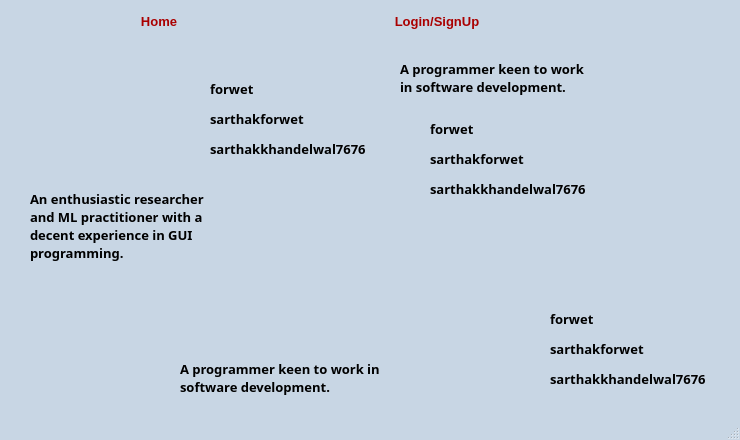
Old version of the form DevInfo.ui in the repository sarthakforwet/Attendance-Record-Management-System.
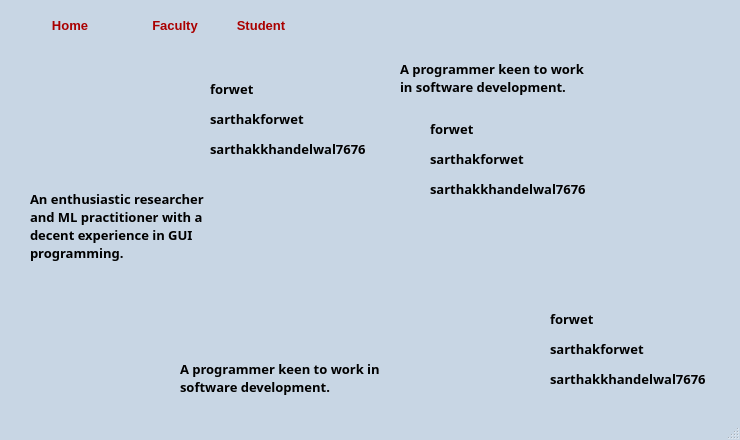
New version of the form. Icons and pictures are not drawn.

```diff
--- a/DevInfo.ui
+++ b/DevInfo.ui
@@ -78,215 +78,6 @@
    <string>MainWindow</string>
   </property>
   <widget class="QWidget" name="centralwidget">
-   <widget class="QPushButton" name="login_signUp">
-    <property name="geometry">
-     <rect>
-      <x>337</x>
-      <y>9</y>
-      <width>200</width>
-      <height>24</height>
-     </rect>
-    </property>
-    <property name="palette">
-     <palette>
-      <active>
-       <colorrole role="WindowText">
-        <brush brushstyle="SolidPattern">
-         <color alpha="255">
-          <red>170</red>
-          <green>0</green>
-          <blue>0</blue>
-         </color>
-        </brush>
-       </colorrole>
-       <colorrole role="Text">
-        <brush brushstyle="SolidPattern">
-         <color alpha="255">
-          <red>170</red>
-          <green>0</green>
-          <blue>0</blue>
-         </color>
-        </brush>
-       </colorrole>
-       <colorrole role="ButtonText">
-        <brush brushstyle="SolidPattern">
-         <color alpha="255">
-          <red>170</red>
-          <green>0</green>
-          <blue>0</blue>
-         </color>
-        </brush>
-       </colorrole>
-      </active>
-      <inactive>
-       <colorrole role="WindowText">
-        <brush brushstyle="SolidPattern">
-         <color alpha="255">
-          <red>170</red>
-          <green>0</green>
-          <blue>0</blue>
-         </color>
-        </brush>
-       </colorrole>
-       <colorrole role="Text">
-        <brush brushstyle="SolidPattern">
-         <color alpha="255">
-          <red>170</red>
-          <green>0</green>
-          <blue>0</blue>
-         </color>
-        </brush>
-       </colorrole>
-       <colorrole role="ButtonText">
-        <brush brushstyle="SolidPattern">
-         <color alpha="255">
-          <red>170</red>
-          <green>0</green>
-          <blue>0</blue>
-         </color>
-        </brush>
-       </colorrole>
-      </inactive>
-      <disabled>
-       <colorrole role="WindowText">
-        <brush brushstyle="SolidPattern">
-         <color alpha="255">
-          <red>120</red>
-          <green>120</green>
-          <blue>120</blue>
-         </color>
-        </brush>
-       </colorrole>
-       <colorrole role="Text">
-        <brush brushstyle="SolidPattern">
-         <color alpha="255">
-          <red>120</red>
-          <green>120</green>
-          <blue>120</blue>
-         </color>
-        </brush>
-       </colorrole>
-       <colorrole role="ButtonText">
-        <brush brushstyle="SolidPattern">
-         <color alpha="255">
-          <red>120</red>
-          <green>120</green>
-          <blue>120</blue>
-         </color>
-        </brush>
-       </colorrole>
-      </disabled>
-     </palette>
-    </property>
-    <property name="font">
-     <font>
-      <family>Arial</family>
-      <pointsize>10</pointsize>
-      <weight>75</weight>
-      <bold>true</bold>
-     </font>
-    </property>
-    <property name="text">
-     <string>Login/SignUp</string>
-    </property>
-    <property name="flat">
-     <bool>true</bool>
-    </property>
-   </widget>
-   <widget class="QPushButton" name="home">
-    <property name="geometry">
-     <rect>
-      <x>9</x>
-      <y>9</y>
-      <width>300</width>
-      <height>24</height>
-     </rect>
-    </property>
-    <property name="sizePolicy">
-     <sizepolicy hsizetype="Preferred" vsizetype="Preferred">
-      <horstretch>0</horstretch>
-      <verstretch>0</verstretch>
-     </sizepolicy>
-    </property>
-    <property name="minimumSize">
-     <size>
-      <width>120</width>
-      <height>10</height>
-     </size>
-    </property>
-    <property name="maximumSize">
-     <size>
-      <width>300</width>
-      <height>16777215</height>
-     </size>
-    </property>
-    <property name="baseSize">
-     <size>
-      <width>10</width>
-      <height>10</height>
-     </size>
-    </property>
-    <property name="palette">
-     <palette>
-      <active>
-       <colorrole role="ButtonText">
-        <brush brushstyle="SolidPattern">
-         <color alpha="255">
-          <red>170</red>
-          <green>0</green>
-          <blue>0</blue>
-         </color>
-        </brush>
-       </colorrole>
-      </active>
-      <inactive>
-       <colorrole role="ButtonText">
-        <brush brushstyle="SolidPattern">
-         <color alpha="255">
-          <red>170</red>
-          <green>0</green>
-          <blue>0</blue>
-         </color>
-        </brush>
-       </colorrole>
-      </inactive>
-      <disabled>
-       <colorrole role="ButtonText">
-        <brush brushstyle="SolidPattern">
-         <color alpha="255">
-          <red>120</red>
-          <green>120</green>
-          <blue>120</blue>
-         </color>
-        </brush>
-       </colorrole>
-      </disabled>
-     </palette>
-    </property>
-    <property name="font">
-     <font>
-      <family>Arial</family>
-      <pointsize>10</pointsize>
-      <weight>75</weight>
-      <bold>true</bold>
-     </font>
-    </property>
-    <property name="autoFillBackground">
-     <bool>false</bool>
-    </property>
-    <property name="text">
-     <string>Home</string>
-    </property>
-    <property name="autoDefault">
-     <bool>false</bool>
-    </property>
-    <property name="default">
-     <bool>false</bool>
-    </property>
-    <property name="flat">
-     <bool>true</bool>
-    </property>
-   </widget>
    <widget class="QLabel" name="label">
     <property name="geometry">
      <rect>
@@ -839,6 +630,324 @@
      <bool>true</bool>
     </property>
    </widget>
+   <widget class="QWidget" name="horizontalLayoutWidget">
+    <property name="geometry">
+     <rect>
+      <x>10</x>
+      <y>10</y>
+      <width>291</width>
+      <height>31</height>
+     </rect>
+    </property>
+    <layout class="QHBoxLayout" name="horizontalLayout">
+     <item>
+      <widget class="QPushButton" name="home">
+       <property name="sizePolicy">
+        <sizepolicy hsizetype="Preferred" vsizetype="Preferred">
+         <horstretch>0</horstretch>
+         <verstretch>0</verstretch>
+        </sizepolicy>
+       </property>
+       <property name="minimumSize">
+        <size>
+         <width>120</width>
+         <height>10</height>
+        </size>
+       </property>
+       <property name="maximumSize">
+        <size>
+         <width>300</width>
+         <height>16777215</height>
+        </size>
+       </property>
+       <property name="baseSize">
+        <size>
+         <width>10</width>
+         <height>10</height>
+        </size>
+       </property>
+       <property name="palette">
+        <palette>
+         <active>
+          <colorrole role="ButtonText">
+           <brush brushstyle="SolidPattern">
+            <color alpha="255">
+             <red>170</red>
+             <green>0</green>
+             <blue>0</blue>
+            </color>
+           </brush>
+          </colorrole>
+         </active>
+         <inactive>
+          <colorrole role="ButtonText">
+           <brush brushstyle="SolidPattern">
+            <color alpha="255">
+             <red>170</red>
+             <green>0</green>
+             <blue>0</blue>
+            </color>
+           </brush>
+          </colorrole>
+         </inactive>
+         <disabled>
+          <colorrole role="ButtonText">
+           <brush brushstyle="SolidPattern">
+            <color alpha="255">
+             <red>120</red>
+             <green>120</green>
+             <blue>120</blue>
+            </color>
+           </brush>
+          </colorrole>
+         </disabled>
+        </palette>
+       </property>
+       <property name="font">
+        <font>
+         <family>Arial</family>
+         <pointsize>10</pointsize>
+         <weight>75</weight>
+         <bold>true</bold>
+        </font>
+       </property>
+       <property name="autoFillBackground">
+        <bool>false</bool>
+       </property>
+       <property name="text">
+        <string>Home</string>
+       </property>
+       <property name="autoDefault">
+        <bool>false</bool>
+       </property>
+       <property name="default">
+        <bool>false</bool>
+       </property>
+       <property name="flat">
+        <bool>true</bool>
+       </property>
+      </widget>
+     </item>
+     <item>
+      <widget class="QPushButton" name="faculty">
+       <property name="palette">
+        <palette>
+         <active>
+          <colorrole role="WindowText">
+           <brush brushstyle="SolidPattern">
+            <color alpha="255">
+             <red>170</red>
+             <green>0</green>
+             <blue>0</blue>
+            </color>
+           </brush>
+          </colorrole>
+          <colorrole role="Text">
+           <brush brushstyle="SolidPattern">
+            <color alpha="255">
+             <red>170</red>
+             <green>0</green>
+             <blue>0</blue>
+            </color>
+           </brush>
+          </colorrole>
+          <colorrole role="ButtonText">
+           <brush brushstyle="SolidPattern">
+            <color alpha="255">
+             <red>170</red>
+             <green>0</green>
+             <blue>0</blue>
+            </color>
+           </brush>
+          </colorrole>
+         </active>
+         <inactive>
+          <colorrole role="WindowText">
+           <brush brushstyle="SolidPattern">
+            <color alpha="255">
+             <red>170</red>
+             <green>0</green>
+             <blue>0</blue>
+            </color>
+           </brush>
+          </colorrole>
+          <colorrole role="Text">
+           <brush brushstyle="SolidPattern">
+            <color alpha="255">
+             <red>170</red>
+             <green>0</green>
+             <blue>0</blue>
+            </color>
+           </brush>
+          </colorrole>
+          <colorrole role="ButtonText">
+           <brush brushstyle="SolidPattern">
+            <color alpha="255">
+             <red>170</red>
+             <green>0</green>
+             <blue>0</blue>
+            </color>
+           </brush>
+          </colorrole>
+         </inactive>
+         <disabled>
+          <colorrole role="WindowText">
+           <brush brushstyle="SolidPattern">
+            <color alpha="255">
+             <red>120</red>
+             <green>120</green>
+             <blue>120</blue>
+            </color>
+           </brush>
+          </colorrole>
+          <colorrole role="Text">
+           <brush brushstyle="SolidPattern">
+            <color alpha="255">
+             <red>120</red>
+             <green>120</green>
+             <blue>120</blue>
+            </color>
+           </brush>
+          </colorrole>
+          <colorrole role="ButtonText">
+           <brush brushstyle="SolidPattern">
+            <color alpha="255">
+             <red>120</red>
+             <green>120</green>
+             <blue>120</blue>
+            </color>
+           </brush>
+          </colorrole>
+         </disabled>
+        </palette>
+       </property>
+       <property name="font">
+        <font>
+         <family>Arial</family>
+         <pointsize>10</pointsize>
+         <weight>75</weight>
+         <bold>true</bold>
+        </font>
+       </property>
+       <property name="text">
+        <string>Faculty</string>
+       </property>
+       <property name="flat">
+        <bool>true</bool>
+       </property>
+      </widget>
+     </item>
+     <item>
+      <widget class="QPushButton" name="student">
+       <property name="palette">
+        <palette>
+         <active>
+          <colorrole role="WindowText">
+           <brush brushstyle="SolidPattern">
+            <color alpha="255">
+             <red>170</red>
+             <green>0</green>
+             <blue>0</blue>
+            </color>
+           </brush>
+          </colorrole>
+          <colorrole role="Text">
+           <brush brushstyle="SolidPattern">
+            <color alpha="255">
+             <red>170</red>
+             <green>0</green>
+             <blue>0</blue>
+            </color>
+           </brush>
+          </colorrole>
+          <colorrole role="ButtonText">
+           <brush brushstyle="SolidPattern">
+            <color alpha="255">
+             <red>170</red>
+             <green>0</green>
+             <blue>0</blue>
+            </color>
+           </brush>
+          </colorrole>
+         </active>
+         <inactive>
+          <colorrole role="WindowText">
+           <brush brushstyle="SolidPattern">
+            <color alpha="255">
+             <red>170</red>
+             <green>0</green>
+             <blue>0</blue>
+            </color>
+           </brush>
+          </colorrole>
+          <colorrole role="Text">
+           <brush brushstyle="SolidPattern">
+            <color alpha="255">
+             <red>170</red>
+             <green>0</green>
+             <blue>0</blue>
+            </color>
+           </brush>
+          </colorrole>
+          <colorrole role="ButtonText">
+           <brush brushstyle="SolidPattern">
+            <color alpha="255">
+             <red>170</red>
+             <green>0</green>
+             <blue>0</blue>
+            </color>
+           </brush>
+          </colorrole>
+         </inactive>
+         <disabled>
+          <colorrole role="WindowText">
+           <brush brushstyle="SolidPattern">
+            <color alpha="255">
+             <red>120</red>
+             <green>120</green>
+             <blue>120</blue>
+            </color>
+           </brush>
+          </colorrole>
+          <colorrole role="Text">
+           <brush brushstyle="SolidPattern">
+            <color alpha="255">
+             <red>120</red>
+             <green>120</green>
+             <blue>120</blue>
+            </color>
+           </brush>
+          </colorrole>
+          <colorrole role="ButtonText">
+           <brush brushstyle="SolidPattern">
+            <color alpha="255">
+             <red>120</red>
+             <green>120</green>
+             <blue>120</blue>
+            </color>
+           </brush>
+          </colorrole>
+         </disabled>
+        </palette>
+       </property>
+       <property name="font">
+        <font>
+         <family>Arial</family>
+         <pointsize>10</pointsize>
+         <weight>75</weight>
+         <bold>true</bold>
+        </font>
+       </property>
+       <property name="text">
+        <string>Student</string>
+       </property>
+       <property name="flat">
+        <bool>true</bool>
+       </property>
+      </widget>
+     </item>
+    </layout>
+   </widget>
   </widget>
   <widget class="QStatusBar" name="statusbar"/>
  </widget>
```
